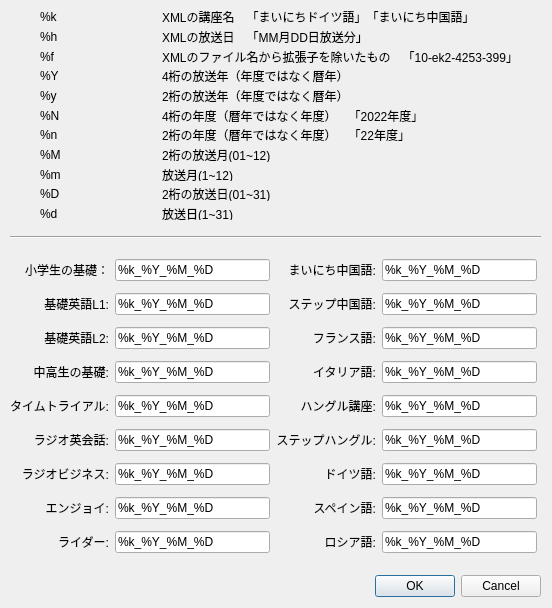
First picture: the form in customizedialog.ui, repository CSReviser/CaptureStream, before the edit.
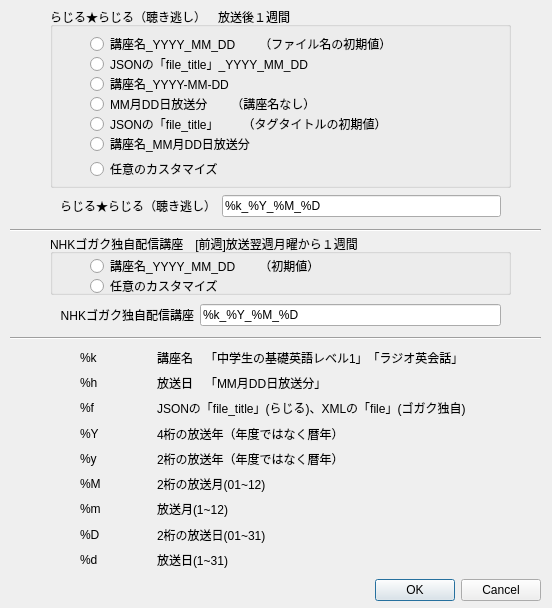
Second picture: the form after the edit.

```diff
--- a/customizedialog.ui
+++ b/customizedialog.ui
@@ -32,7 +32,7 @@
    <property name="geometry">
     <rect>
      <x>340</x>
-     <y>570</y>
+     <y>574</y>
      <width>201</width>
      <height>32</height>
     </rect>
@@ -59,48 +59,25 @@
   <widget class="QWidget" name="gridLayoutWidget">
    <property name="geometry">
     <rect>
-     <x>10</x>
-     <y>253</y>
-     <width>527</width>
-     <height>312</height>
+     <x>60</x>
+     <y>191</y>
+     <width>441</width>
+     <height>31</height>
     </rect>
    </property>
    <layout class="QGridLayout" name="gridLayout">
-    <item row="0" column="0">
-     <widget class="QLabel" name="label_0">
-      <property name="enabled">
-       <bool>true</bool>
-      </property>
-      <property name="text">
-       <string>小学生の基礎：</string>
-      </property>
-      <property name="alignment">
-       <set>Qt::AlignRight|Qt::AlignTrailing|Qt::AlignVCenter</set>
-      </property>
-     </widget>
-    </item>
-    <item row="0" column="1">
-     <widget class="QLineEdit" name="lineEdit_0">
-      <property name="enabled">
-       <bool>true</bool>
-      </property>
-      <property name="text">
-       <string>%k_%Y_%M_%D</string>
-      </property>
-     </widget>
-    </item>
-    <item row="1" column="0">
+    <item row="0" column="0" alignment="Qt::AlignHCenter">
      <widget class="QLabel" name="label">
       <property name="text">
-       <string>基礎英語L1:</string>
+       <string>らじる★らじる（聴き逃し）</string>
       </property>
       <property name="alignment">
        <set>Qt::AlignRight|Qt::AlignTrailing|Qt::AlignVCenter</set>
       </property>
      </widget>
     </item>
-    <item row="1" column="1">
-     <widget class="QLineEdit" name="lineEdit_1">
+    <item row="0" column="2">
+     <widget class="QLineEdit" name="lineEdit">
       <property name="toolTip">
        <string/>
       </property>
@@ -109,320 +86,25 @@
       </property>
      </widget>
     </item>
-    <item row="2" column="0">
-     <widget class="QLabel" name="label_2">
-      <property name="text">
-       <string>基礎英語L2:</string>
-      </property>
-      <property name="alignment">
-       <set>Qt::AlignRight|Qt::AlignTrailing|Qt::AlignVCenter</set>
-      </property>
-     </widget>
-    </item>
-    <item row="2" column="1">
-     <widget class="QLineEdit" name="lineEdit_2">
-      <property name="text">
-       <string>%k_%Y_%M_%D</string>
-      </property>
-     </widget>
-    </item>
-    <item row="3" column="0">
-     <widget class="QLabel" name="label_3">
-      <property name="text">
-       <string>中高生の基礎:</string>
-      </property>
-      <property name="alignment">
-       <set>Qt::AlignRight|Qt::AlignTrailing|Qt::AlignVCenter</set>
-      </property>
-     </widget>
-    </item>
-    <item row="3" column="1">
-     <widget class="QLineEdit" name="lineEdit_3">
-      <property name="text">
-       <string>%k_%Y_%M_%D</string>
-      </property>
-     </widget>
-    </item>
-    <item row="4" column="0">
-     <widget class="QLabel" name="label_4">
-      <property name="text">
-       <string>タイムトライアル:</string>
-      </property>
-      <property name="alignment">
-       <set>Qt::AlignRight|Qt::AlignTrailing|Qt::AlignVCenter</set>
-      </property>
-     </widget>
-    </item>
-    <item row="4" column="1">
-     <widget class="QLineEdit" name="lineEdit_4">
-      <property name="text">
-       <string>%k_%Y_%M_%D</string>
-      </property>
-     </widget>
-    </item>
-    <item row="5" column="0">
-     <widget class="QLabel" name="label_5">
-      <property name="text">
-       <string>ラジオ英会話:</string>
-      </property>
-      <property name="alignment">
-       <set>Qt::AlignRight|Qt::AlignTrailing|Qt::AlignVCenter</set>
-      </property>
-     </widget>
-    </item>
-    <item row="5" column="1">
-     <widget class="QLineEdit" name="lineEdit_5">
-      <property name="text">
-       <string>%k_%Y_%M_%D</string>
-      </property>
-     </widget>
-    </item>
-    <item row="6" column="0">
-     <widget class="QLabel" name="label_6">
-      <property name="text">
-       <string>ラジオビジネス:</string>
-      </property>
-      <property name="alignment">
-       <set>Qt::AlignRight|Qt::AlignTrailing|Qt::AlignVCenter</set>
-      </property>
-     </widget>
-    </item>
-    <item row="6" column="1">
-     <widget class="QLineEdit" name="lineEdit_6">
-      <property name="text">
-       <string>%k_%Y_%M_%D</string>
-      </property>
-     </widget>
-    </item>
-    <item row="7" column="0">
-     <widget class="QLabel" name="label_7">
-      <property name="enabled">
-       <bool>true</bool>
-      </property>
-      <property name="text">
-       <string>エンジョイ:</string>
-      </property>
-      <property name="alignment">
-       <set>Qt::AlignRight|Qt::AlignTrailing|Qt::AlignVCenter</set>
-      </property>
-     </widget>
-    </item>
-    <item row="7" column="1">
-     <widget class="QLineEdit" name="lineEdit_7">
-      <property name="enabled">
-       <bool>true</bool>
-      </property>
-      <property name="text">
-       <string>%k_%Y_%M_%D</string>
-      </property>
-     </widget>
-    </item>
-    <item row="8" column="0">
-     <widget class="QLabel" name="label_8">
-      <property name="enabled">
-       <bool>true</bool>
-      </property>
-      <property name="text">
-       <string>ライダー:</string>
-      </property>
-      <property name="alignment">
-       <set>Qt::AlignRight|Qt::AlignTrailing|Qt::AlignVCenter</set>
-      </property>
-     </widget>
-    </item>
-    <item row="8" column="1">
-     <widget class="QLineEdit" name="lineEdit_8">
-      <property name="enabled">
-       <bool>true</bool>
-      </property>
-      <property name="text">
-       <string>%k_%Y_%M_%D</string>
-      </property>
-     </widget>
-    </item>
-    <item row="0" column="3">
-     <widget class="QLabel" name="label_9">
-      <property name="text">
-       <string>まいにち中国語:</string>
-      </property>
-      <property name="alignment">
-       <set>Qt::AlignRight|Qt::AlignTrailing|Qt::AlignVCenter</set>
-      </property>
-     </widget>
-    </item>
-    <item row="0" column="4">
-     <widget class="QLineEdit" name="lineEdit_9">
-      <property name="text">
-       <string>%k_%Y_%M_%D</string>
-      </property>
-     </widget>
-    </item>
-    <item row="1" column="3">
-     <widget class="QLabel" name="label_10">
-      <property name="enabled">
-       <bool>true</bool>
-      </property>
-      <property name="text">
-       <string>ステップ中国語:</string>
-      </property>
-      <property name="alignment">
-       <set>Qt::AlignRight|Qt::AlignTrailing|Qt::AlignVCenter</set>
-      </property>
-     </widget>
-    </item>
-    <item row="1" column="4">
-     <widget class="QLineEdit" name="lineEdit_10">
-      <property name="enabled">
-       <bool>true</bool>
-      </property>
-      <property name="text">
-       <string>%k_%Y_%M_%D</string>
-      </property>
-     </widget>
-    </item>
-    <item row="2" column="3">
-     <widget class="QLabel" name="label_11">
-      <property name="text">
-       <string>フランス語:</string>
-      </property>
-      <property name="alignment">
-       <set>Qt::AlignRight|Qt::AlignTrailing|Qt::AlignVCenter</set>
-      </property>
-     </widget>
-    </item>
-    <item row="2" column="4">
-     <widget class="QLineEdit" name="lineEdit_11">
-      <property name="text">
-       <string>%k_%Y_%M_%D</string>
-      </property>
-     </widget>
-    </item>
-    <item row="3" column="3">
-     <widget class="QLabel" name="label_12">
-      <property name="text">
-       <string>イタリア語:</string>
-      </property>
-      <property name="alignment">
-       <set>Qt::AlignRight|Qt::AlignTrailing|Qt::AlignVCenter</set>
-      </property>
-     </widget>
-    </item>
-    <item row="3" column="4">
-     <widget class="QLineEdit" name="lineEdit_12">
-      <property name="text">
-       <string>%k_%Y_%M_%D</string>
-      </property>
-     </widget>
-    </item>
-    <item row="4" column="3">
-     <widget class="QLabel" name="label_13">
-      <property name="text">
-       <string>ハングル講座:</string>
-      </property>
-      <property name="alignment">
-       <set>Qt::AlignRight|Qt::AlignTrailing|Qt::AlignVCenter</set>
-      </property>
-     </widget>
-    </item>
-    <item row="4" column="4">
-     <widget class="QLineEdit" name="lineEdit_13">
-      <property name="text">
-       <string>%k_%Y_%M_%D</string>
-      </property>
-     </widget>
-    </item>
-    <item row="5" column="3">
-     <widget class="QLabel" name="label_14">
-      <property name="enabled">
-       <bool>true</bool>
-      </property>
-      <property name="text">
-       <string>ステップハングル:</string>
-      </property>
-      <property name="alignment">
-       <set>Qt::AlignRight|Qt::AlignTrailing|Qt::AlignVCenter</set>
-      </property>
-     </widget>
-    </item>
-    <item row="5" column="4">
-     <widget class="QLineEdit" name="lineEdit_14">
-      <property name="enabled">
-       <bool>true</bool>
-      </property>
-      <property name="text">
-       <string>%k_%Y_%M_%D</string>
-      </property>
-     </widget>
-    </item>
-    <item row="6" column="3">
-     <widget class="QLabel" name="label_15">
-      <property name="text">
-       <string>ドイツ語:</string>
-      </property>
-      <property name="alignment">
-       <set>Qt::AlignRight|Qt::AlignTrailing|Qt::AlignVCenter</set>
-      </property>
-     </widget>
-    </item>
-    <item row="6" column="4">
-     <widget class="QLineEdit" name="lineEdit_15">
-      <property name="text">
-       <string>%k_%Y_%M_%D</string>
-      </property>
-     </widget>
-    </item>
-    <item row="7" column="3">
-     <widget class="QLabel" name="label_16">
-      <property name="text">
-       <string>スペイン語:</string>
-      </property>
-      <property name="alignment">
-       <set>Qt::AlignRight|Qt::AlignTrailing|Qt::AlignVCenter</set>
-      </property>
-     </widget>
-    </item>
-    <item row="7" column="4">
-     <widget class="QLineEdit" name="lineEdit_16">
-      <property name="text">
-       <string>%k_%Y_%M_%D</string>
-      </property>
-     </widget>
-    </item>
-    <item row="8" column="3">
-     <widget class="QLabel" name="label_17">
-      <property name="enabled">
-       <bool>true</bool>
-      </property>
-      <property name="text">
-       <string>ロシア語:</string>
-      </property>
-      <property name="alignment">
-       <set>Qt::AlignRight|Qt::AlignTrailing|Qt::AlignVCenter</set>
-      </property>
-     </widget>
-    </item>
-    <item row="8" column="4">
-     <widget class="QLineEdit" name="lineEdit_17">
-      <property name="enabled">
-       <bool>true</bool>
-      </property>
-      <property name="text">
-       <string>%k_%Y_%M_%D</string>
-      </property>
-     </widget>
-    </item>
    </layout>
   </widget>
   <widget class="QWidget" name="gridLayoutWidget_2">
    <property name="geometry">
     <rect>
-     <x>40</x>
-     <y>10</y>
-     <width>478</width>
-     <height>210</height>
+     <x>80</x>
+     <y>348</y>
+     <width>386</width>
+     <height>221</height>
     </rect>
    </property>
    <layout class="QGridLayout" name="gridLayout_2">
+    <item row="1" column="1">
+     <widget class="QLabel" name="label_30">
+      <property name="text">
+       <string>放送日　「MM月DD日放送分」</string>
+      </property>
+     </widget>
+    </item>
     <item row="0" column="0">
      <widget class="QLabel" name="label_18">
       <property name="text">
@@ -430,24 +112,24 @@
       </property>
      </widget>
     </item>
-    <item row="0" column="1">
-     <widget class="QLabel" name="label_29">
+    <item row="8" column="1">
+     <widget class="QLabel" name="label_39">
       <property name="text">
-       <string>XMLの講座名　「まいにちドイツ語」「まいにち中国語」</string>
+       <string>放送日(1~31)</string>
       </property>
      </widget>
     </item>
-    <item row="1" column="0">
-     <widget class="QLabel" name="label_19">
+    <item row="5" column="0">
+     <widget class="QLabel" name="label_25">
       <property name="text">
-       <string>%h</string>
+       <string>%M</string>
       </property>
      </widget>
     </item>
-    <item row="1" column="1">
-     <widget class="QLabel" name="label_30">
+    <item row="2" column="1">
+     <widget class="QLabel" name="label_31">
       <property name="text">
-       <string>XMLの放送日　「MM月DD日放送分」</string>
+       <string>JSONの「file_title」(らじる)、XMLの「file」(ゴガク独自)</string>
       </property>
      </widget>
     </item>
@@ -458,17 +140,17 @@
       </property>
      </widget>
     </item>
-    <item row="2" column="1">
-     <widget class="QLabel" name="label_31">
+    <item row="1" column="0">
+     <widget class="QLabel" name="label_19">
       <property name="text">
-       <string>XMLのファイル名から拡張子を除いたもの　「10-ek2-4253-399」</string>
+       <string>%h</string>
       </property>
      </widget>
     </item>
-    <item row="3" column="0">
-     <widget class="QLabel" name="label_23">
+    <item row="8" column="0">
+     <widget class="QLabel" name="label_28">
       <property name="text">
-       <string>%Y</string>
+       <string>%d</string>
       </property>
      </widget>
     </item>
@@ -479,101 +161,66 @@
       </property>
      </widget>
     </item>
-    <item row="4" column="0">
-     <widget class="QLabel" name="label_24">
-      <property name="text">
-       <string>%y</string>
-      </property>
-     </widget>
-    </item>
-    <item row="4" column="1">
-     <widget class="QLabel" name="label_35">
-      <property name="text">
-       <string>2桁の放送年（年度ではなく暦年）</string>
-      </property>
-     </widget>
-    </item>
-    <item row="5" column="0">
-     <widget class="QLabel" name="label_23_1">
-      <property name="text">
-       <string>%N</string>
-      </property>
-     </widget>
-    </item>
-    <item row="5" column="1">
-     <widget class="QLabel" name="label_34_1">
-      <property name="text">
-       <string>4桁の年度（暦年ではなく年度）　「2022年度」</string>
-      </property>
-     </widget>
-    </item>
-    <item row="6" column="0">
-     <widget class="QLabel" name="label_24_1">
-      <property name="text">
-       <string>%n</string>
-      </property>
-     </widget>
-    </item>
     <item row="6" column="1">
-     <widget class="QLabel" name="label_35_1">
-      <property name="text">
-       <string>2桁の年度（暦年ではなく年度）　「22年度」</string>
-      </property>
-     </widget>
-    </item>
-    <item row="7" column="0">
-     <widget class="QLabel" name="label_25">
-      <property name="text">
-       <string>%M</string>
-      </property>
-     </widget>
-    </item>
-    <item row="7" column="1">
-     <widget class="QLabel" name="label_36">
-      <property name="text">
-       <string>2桁の放送月(01~12)</string>
-      </property>
-     </widget>
-    </item>
-    <item row="8" column="0">
-     <widget class="QLabel" name="label_26">
-      <property name="text">
-       <string>%m</string>
-      </property>
-     </widget>
-    </item>
-    <item row="8" column="1">
      <widget class="QLabel" name="label_37">
       <property name="text">
        <string>放送月(1~12)</string>
       </property>
      </widget>
     </item>
-    <item row="9" column="0">
-     <widget class="QLabel" name="label_27">
-      <property name="text">
-       <string>%D</string>
-      </property>
-     </widget>
-    </item>
-    <item row="9" column="1">
+    <item row="7" column="1">
      <widget class="QLabel" name="label_38">
       <property name="text">
        <string>2桁の放送日(01~31)</string>
       </property>
      </widget>
     </item>
-    <item row="10" column="0">
-     <widget class="QLabel" name="label_28">
+    <item row="7" column="0">
+     <widget class="QLabel" name="label_27">
       <property name="text">
-       <string>%d</string>
+       <string>%D</string>
       </property>
      </widget>
     </item>
-    <item row="10" column="1">
-     <widget class="QLabel" name="label_39">
+    <item row="5" column="1">
+     <widget class="QLabel" name="label_36">
       <property name="text">
-       <string>放送日(1~31)</string>
+       <string>2桁の放送月(01~12)</string>
+      </property>
+     </widget>
+    </item>
+    <item row="0" column="1">
+     <widget class="QLabel" name="label_29">
+      <property name="text">
+       <string>講座名　「中学生の基礎英語レベル1」「ラジオ英会話」</string>
+      </property>
+     </widget>
+    </item>
+    <item row="4" column="1">
+     <widget class="QLabel" name="label_35">
+      <property name="text">
+       <string>2桁の放送年（年度ではなく暦年）</string>
+      </property>
+     </widget>
+    </item>
+    <item row="4" column="0">
+     <widget class="QLabel" name="label_24">
+      <property name="text">
+       <string>%y</string>
+      </property>
+     </widget>
+    </item>
+    <item row="6" column="0">
+     <widget class="QLabel" name="label_26">
+      <property name="text">
+       <string>%m</string>
+      </property>
+     </widget>
+    </item>
+    <item row="3" column="0">
+     <widget class="QLabel" name="label_23">
+      <property name="text">
+       <string>%Y</string>
       </property>
      </widget>
     </item>
@@ -583,7 +230,7 @@
    <property name="geometry">
     <rect>
      <x>10</x>
-     <y>227</y>
+     <y>220</y>
      <width>531</width>
      <height>20</height>
     </rect>
@@ -592,6 +239,191 @@
     <enum>Qt::Horizontal</enum>
    </property>
   </widget>
+  <widget class="QGroupBox" name="groupBox">
+   <property name="geometry">
+    <rect>
+     <x>50</x>
+     <y>7</y>
+     <width>461</width>
+     <height>181</height>
+    </rect>
+   </property>
+   <property name="title">
+    <string>らじる★らじる（聴き逃し）　放送後１週間</string>
+   </property>
+   <widget class="QRadioButton" name="radioButton">
+    <property name="geometry">
+     <rect>
+      <x>40</x>
+      <y>25</y>
+      <width>391</width>
+      <height>24</height>
+     </rect>
+    </property>
+    <property name="text">
+     <string>講座名_YYYY_MM_DD　　（ファイル名の初期値）</string>
+    </property>
+   </widget>
+   <widget class="QRadioButton" name="radioButton_2">
+    <property name="geometry">
+     <rect>
+      <x>40</x>
+      <y>65</y>
+      <width>401</width>
+      <height>24</height>
+     </rect>
+    </property>
+    <property name="text">
+     <string>講座名_YYYY-MM-DD</string>
+    </property>
+   </widget>
+   <widget class="QRadioButton" name="radioButton_1">
+    <property name="geometry">
+     <rect>
+      <x>40</x>
+      <y>45</y>
+      <width>421</width>
+      <height>24</height>
+     </rect>
+    </property>
+    <property name="text">
+     <string>JSONの「file_title」_YYYY_MM_DD</string>
+    </property>
+   </widget>
+   <widget class="QRadioButton" name="radioButton_3">
+    <property name="geometry">
+     <rect>
+      <x>40</x>
+      <y>85</y>
+      <width>391</width>
+      <height>24</height>
+     </rect>
+    </property>
+    <property name="text">
+     <string>MM月DD日放送分　　（講座名なし）</string>
+    </property>
+   </widget>
+   <widget class="QRadioButton" name="radioButton_9">
+    <property name="geometry">
+     <rect>
+      <x>40</x>
+      <y>150</y>
+      <width>301</width>
+      <height>24</height>
+     </rect>
+    </property>
+    <property name="text">
+     <string>任意のカスタマイズ</string>
+    </property>
+   </widget>
+   <widget class="QRadioButton" name="radioButton_4">
+    <property name="geometry">
+     <rect>
+      <x>40</x>
+      <y>105</y>
+      <width>411</width>
+      <height>24</height>
+     </rect>
+    </property>
+    <property name="text">
+     <string>JSONの「file_title」　　（タグタイトルの初期値）</string>
+    </property>
+   </widget>
+   <widget class="QRadioButton" name="radioButton_5">
+    <property name="geometry">
+     <rect>
+      <x>40</x>
+      <y>125</y>
+      <width>361</width>
+      <height>24</height>
+     </rect>
+    </property>
+    <property name="text">
+     <string>講座名_MM月DD日放送分</string>
+    </property>
+   </widget>
+  </widget>
+  <widget class="QWidget" name="gridLayoutWidget_3">
+   <property name="geometry">
+    <rect>
+     <x>60</x>
+     <y>300</y>
+     <width>441</width>
+     <height>31</height>
+    </rect>
+   </property>
+   <layout class="QGridLayout" name="gridLayout_3">
+    <item row="0" column="0" alignment="Qt::AlignHCenter">
+     <widget class="QLabel" name="label_2">
+      <property name="text">
+       <string>NHKゴガク独自配信講座</string>
+      </property>
+      <property name="alignment">
+       <set>Qt::AlignRight|Qt::AlignTrailing|Qt::AlignVCenter</set>
+      </property>
+     </widget>
+    </item>
+    <item row="0" column="2">
+     <widget class="QLineEdit" name="lineEdit_2">
+      <property name="text">
+       <string>%k_%Y_%M_%D</string>
+      </property>
+     </widget>
+    </item>
+   </layout>
+  </widget>
+  <widget class="Line" name="line_2">
+   <property name="geometry">
+    <rect>
+     <x>10</x>
+     <y>328</y>
+     <width>531</width>
+     <height>20</height>
+    </rect>
+   </property>
+   <property name="orientation">
+    <enum>Qt::Horizontal</enum>
+   </property>
+  </widget>
+  <widget class="QGroupBox" name="groupBox_2">
+   <property name="geometry">
+    <rect>
+     <x>50</x>
+     <y>234</y>
+     <width>461</width>
+     <height>61</height>
+    </rect>
+   </property>
+   <property name="title">
+    <string>NHKゴガク独自配信講座　[前週]放送翌週月曜から１週間</string>
+   </property>
+   <widget class="QRadioButton" name="radioButton_10">
+    <property name="geometry">
+     <rect>
+      <x>40</x>
+      <y>20</y>
+      <width>361</width>
+      <height>24</height>
+     </rect>
+    </property>
+    <property name="text">
+     <string>講座名_YYYY_MM_DD　　（初期値）</string>
+    </property>
+   </widget>
+   <widget class="QRadioButton" name="radioButton_19">
+    <property name="geometry">
+     <rect>
+      <x>40</x>
+      <y>40</y>
+      <width>241</width>
+      <height>24</height>
+     </rect>
+    </property>
+    <property name="text">
+     <string>任意のカスタマイズ</string>
+    </property>
+   </widget>
+  </widget>
  </widget>
  <tabstops>
   <tabstop>lineEdit_0</tabstop>
```
Left out of the diff: 19 changed lines with no effect on the pictures.
